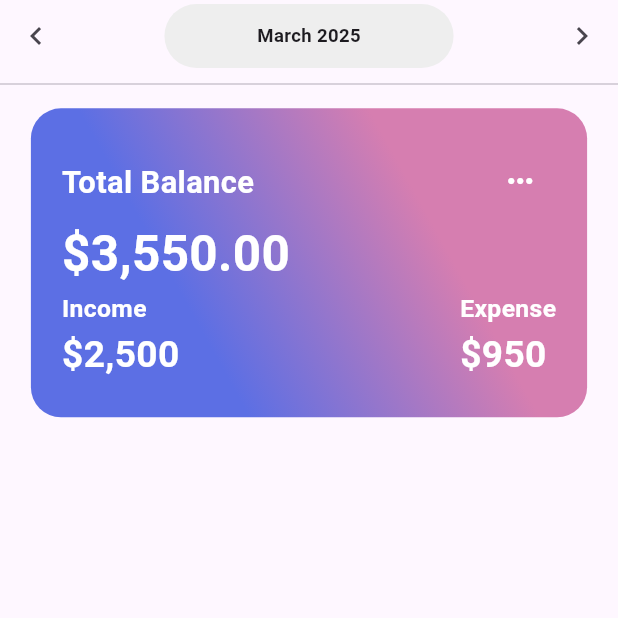
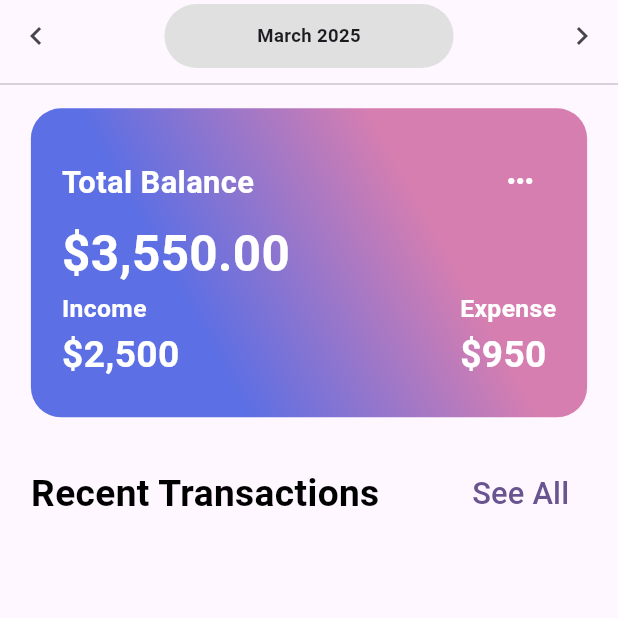
Before and after one commit to pinithasavidya617/money-manage-flutter, a Flutter app: the HomeScreen screen opened directly, on a phone screen of 412 x 824 dp, the top half of it. Run offline on Flutter 3.47's test engine with Material 3 defaults, Android fonts, the phone set to English and light mode, and no system bars.

Commit message:
Add recent transactions row

```diff
--- a/lib/screens/home_screen.dart
+++ b/lib/screens/home_screen.dart
@@ -25,7 +25,7 @@ class _HomeScreenState extends State<HomeScreen> {
                   child: Container(
                     padding: EdgeInsets.symmetric(horizontal: SizeConfig.blockWidth * 15, vertical: SizeConfig.blockHeight * 1.5),
                     decoration: BoxDecoration(
-                      color: Colors.grey[200],
+                      color: Colors.grey[300],
                       borderRadius: BorderRadius.circular(25)
                     ),
                     child: Text(
@@ -129,6 +129,41 @@ class _HomeScreenState extends State<HomeScreen> {
                         )
                       ],
                     ),
+                  ),
+                  SizedBox(height: SizeConfig.blockHeight * 2,),
+                  Row(
+                    mainAxisAlignment: MainAxisAlignment.spaceBetween,
+                    children: [
+                      Column(
+                        crossAxisAlignment: CrossAxisAlignment.start,
+                        children: [
+                          Container(
+                            margin: EdgeInsets.symmetric(horizontal: SizeConfig.blockWidth * 5, vertical: SizeConfig.blockHeight),
+                            child: Text(
+                              "Recent Transactions",
+                              style: TextStyle(
+                                  color: Colors.black,
+                                  fontSize: SizeConfig.blockWidth * 6,
+                                  fontWeight: FontWeight.bold
+                              ),
+                            ),
+                          ),
+                        ],
+                      ),
+                      Column(
+                        crossAxisAlignment: CrossAxisAlignment.start,
+                        children: [
+                          Container(
+                            margin: EdgeInsets.only(right: SizeConfig.blockWidth * 5),
+                            child: TextButton(onPressed: () {},
+                                child: Text("See All",
+                                style: TextStyle(
+                                  fontSize: SizeConfig.blockWidth * 5
+                                ),)),
+                          )
+                        ],
+                      )
+                    ],
                   )
                 ],
               )
```
